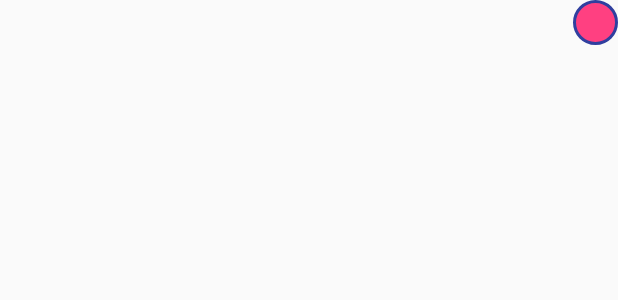
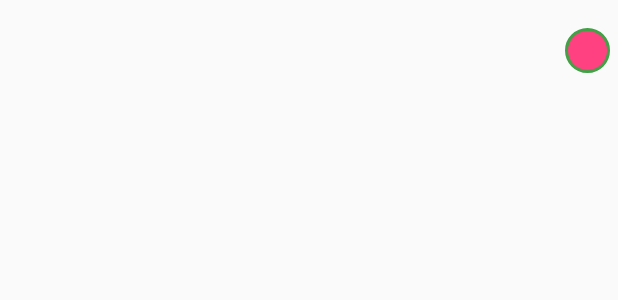
Before and after one commit to jamesnocentini/QuizzDroid, an Android app: the layout item_answer_option.xml on its own in the app's theme, with its tools: preview values and no code run, on a phone screen of 412 x 824 dp. Shown: the top 300 px of the screen. Run offline under Robolectric (Android 15) with nearby library versions, the phone set to English and light mode, and no system bars.

Commit message:
Change recycler view colors, theme colors and arrange cell layout

```diff
--- a/app/src/main/res/layout/item_answer_option.xml
+++ b/app/src/main/res/layout/item_answer_option.xml
@@ -1,27 +1,27 @@
-<FrameLayout
-  xmlns:android="http://schemas.android.com/apk/res/android"
+<FrameLayout xmlns:android="http://schemas.android.com/apk/res/android"
     xmlns:tools="http://schemas.android.com/tools"
     android:layout_width="match_parent"
     android:layout_height="wrap_content"
     tools:ignore="NewApi"
-    >
+    android:layout_marginTop="10dp">
 
     <TextView
         android:id="@+id/textOption"
         android:layout_width="match_parent"
         android:layout_height="wrap_content"
-      android:gravity="center"
-      android:minHeight="48dp"
-       />
+        android:gravity="center_vertical"
+        android:layout_marginLeft="5dp"
+        android:minHeight="48dp" />
 
     <TextView
         android:id="@+id/textNum"
         android:layout_width="30dp"
         android:layout_height="30dp"
+        android:layout_gravity="right|center_vertical"
+        android:layout_marginRight="5dp"
         android:background="@drawable/count_bubble"
+        android:gravity="center"
         android:textColor="@android:color/white"
-      android:layout_gravity="right"
-      tools:ignore="NewApi"
-      android:gravity="center"/>
+        tools:ignore="NewApi" />
 
 </FrameLayout>
--- a/app/src/main/res/values/colors.xml
+++ b/app/src/main/res/values/colors.xml
@@ -1,7 +1,7 @@
 <?xml version="1.0" encoding="utf-8"?>
 <resources>
-    <color name="colorPrimary">#3F51B5</color>
-    <color name="colorPrimaryDark">#303F9F</color>
+    <color name="colorPrimary">#4CAF50</color>
+    <color name="colorPrimaryDark">#43A047</color>
     <color name="colorAccent">#FF4081</color>
     <color name="light_grey">#f5f5f5</color>
     <color name="pendingLabelBackground">#D2D7DF</color>
```
Also changed, not shown: app/src/main/java/com/raywenderlich/quizzdroid/adapter/HomeAdapter.java (+4 -4 lines). Lines whose indentation alone changed are shown as unchanged.
